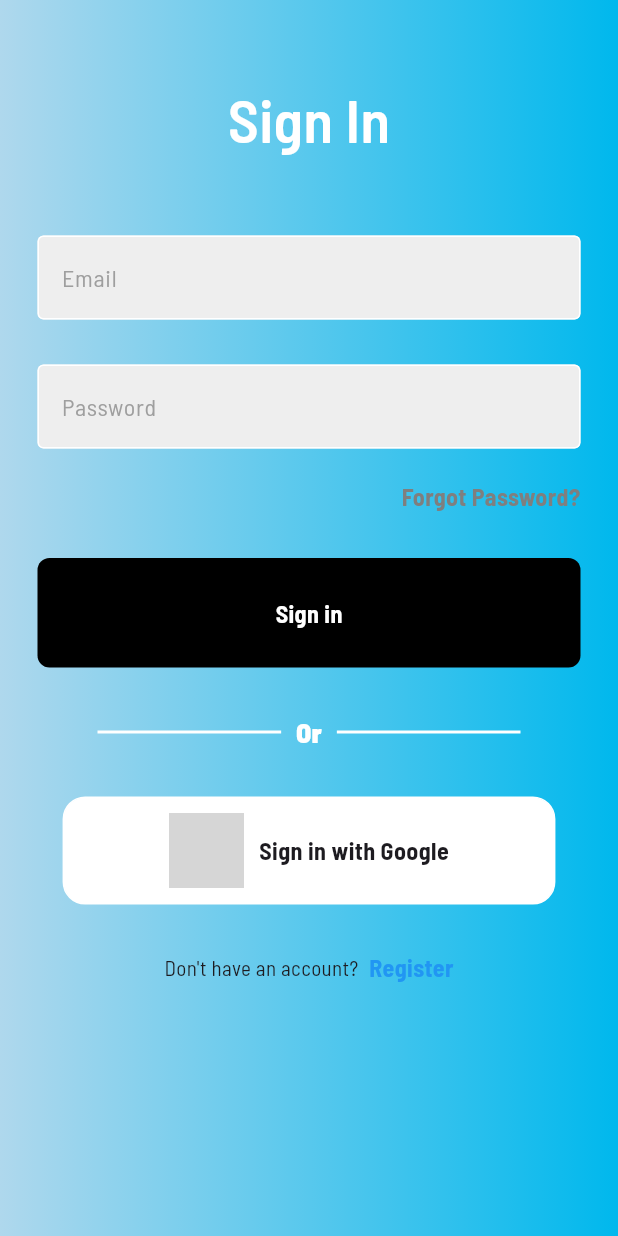
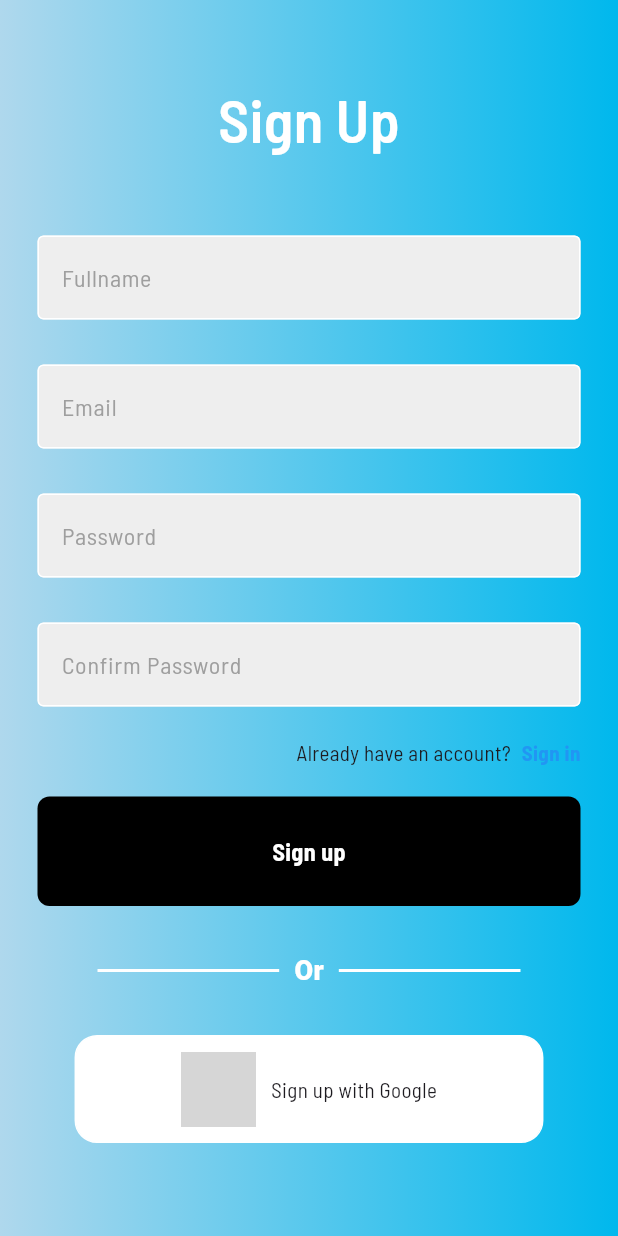
Before and after one commit to Labbi-capstone/labbi_frontend, a Flutter app: the screen it shows after launch, after a tap on "Sign in", on a phone screen of 412 x 824 dp. Run offline on Flutter 3.47's test engine with Material 3 defaults, Android fonts, the phone set to English and light mode, and no system bars; our stand-ins replace google_fonts; grey boxes are pictures that could not be loaded.

Commit message:
giang/remove login page from this branch

```diff
--- a/lib/authentication/login/login.dart
+++ /dev/null
@@ -1,226 +0,0 @@
-import 'dart:convert';
-import 'package:flutter/material.dart';
-import 'package:google_fonts/google_fonts.dart';
-import 'package:labbi_frontend/authentication/register/register.dart';
-import 'package:labbi_frontend/authentication/start_page/start_page.dart';
-import 'package:labbi_frontend/component/textfield.dart';
-import 'package:labbi_frontend/component/button.dart';
-import 'package:labbi_frontend/models/User.dart';
-import 'package:http/http.dart' as http;
-
-class LoginUI extends StatelessWidget {
-  LoginUI({super.key});
-  User user = User("", "", "");
-
-  @override
-  Widget build(BuildContext context) {
-    return MaterialApp(
-      theme: ThemeData(
-        textTheme: GoogleFonts.barlowSemiCondensedTextTheme(),
-      ),
-      home: Scaffold(
-        body: SafeArea(
-          child: Container(
-                decoration: const BoxDecoration(
-                  gradient: LinearGradient(
-                      colors: [
-                        Color.fromRGBO(175, 216, 237, 100),
-                        Color.fromRGBO(0, 184, 237, 100),
-                      ],
-                      begin: FractionalOffset(0.0, 0.0),
-                      end: FractionalOffset(1.0, 0.0),
-                      stops: [0.0, 1.0],
-                      tileMode: TileMode.clamp),
-                ),
-                child: Center(
-                  child: Column(
-                    children: [
-                      const SizedBox(height: 50),
-                      Text('Sign In', style: GoogleFonts.barlowSemiCondensed(
-                        textStyle: const TextStyle(
-                          color: Colors.white,
-                          fontSize: 40.0,
-                          fontWeight: FontWeight.w600
-                        )
-                      )
-                      ),
-
-                      const SizedBox(height: 50),
-
-                      // username textfield
-                      MyTextField(
-                        controller: TextEditingController(text: user.email),
-                        onChanged: (value) {
-                          user.email = value;
-                        },
-                        hintText: 'Email',
-                        obscureText: false,
-                      ),
-
-                      const SizedBox(height: 30),
-
-                      // password textfield
-                      MyTextField(
-                        controller: TextEditingController(text: user.password),
-                        hintText: 'Password',
-                        obscureText: true,
-                      ),
-
-                      const SizedBox(height: 20),
-
-                      // forgot password?
-                      Padding(
-                        padding: const EdgeInsets.symmetric(horizontal: 25.0),
-                        child: Row(
-                          mainAxisAlignment: MainAxisAlignment.end,
-                          children: [
-                             MyButton(
-                                onTap: (){},
-                                text: const Text(
-                                  'Forgot Password?',
-                                  style: TextStyle(
-                                    color: Color.fromARGB(255, 127, 127, 127),
-                                    fontWeight: FontWeight.bold,
-                                    fontSize: 16,
-                                  ),
-                                ),
-                              ),
-                          ],
-                        ),
-                      ),
-
-                      const SizedBox(height: 30),
-
-                      // sign in button
-                      Container(
-                        padding: const EdgeInsets.all(25),
-                        margin: const EdgeInsets.symmetric(horizontal: 25),
-                        decoration: BoxDecoration(
-                          color: Colors.black,
-                          borderRadius: BorderRadius.circular(8),
-                        ),
-                        child: MyButton(
-                          onTap: () async {
-                                var res = await http.post(Uri.parse("https://localhost:8080/signin"),
-                                    headers: <String, String>{
-                                      'Content-Type': 'application/json; charSet=UTF-8'
-                                    },
-                                    body: jsonEncode(<String, String>{
-                                      'email': user.email,
-                                      'password': user.password
-                                    })
-                                );
-                                print(res.body);
-                                Navigator.push(
-                                    context, MaterialPageRoute(builder: (context) => Dashboard()));
-
-                          },
-                          text: const Text(
-                            'Sign in',
-                            style: TextStyle(
-                              color: Colors.white,
-                              fontWeight: FontWeight.bold,
-                              fontSize: 16,
-                            ),
-                          ),
-                        ),
-                      ),
-
-                      const SizedBox(height: 30),
-
-                      // google sign in
-                      const Padding(
-                        padding: EdgeInsets.symmetric(horizontal: 25),
-                        child: Row(children: [
-                            SizedBox(width: 40),
-                            Expanded(
-                              child: Divider(
-                                thickness: 2,
-                                color: Color.fromARGB(255, 255, 255, 255),
-                              ),
-                            ),
-                            Padding(
-                              padding: EdgeInsets.symmetric(horizontal: 10),
-                              child: Text("Or", style: TextStyle(
-                                color: Colors.white,
-                                fontWeight: FontWeight.w900,
-                                fontSize: 18.0
-                              ))
-                            ),
-                            Expanded(
-                              child: Divider(
-                                thickness: 2,
-                                color: Color.fromARGB(255, 255, 255, 255),
-                              ),
-                            ),
-                            SizedBox(width: 40),
-                          ],
-                        ),
-                      ),
-                      const SizedBox(height: 30),
-
-                      Row(
-                            mainAxisAlignment: MainAxisAlignment.center,
-                            children: [
-                              Container(
-                                padding: const EdgeInsets.symmetric(horizontal: 70, vertical: 10),
-                                decoration: BoxDecoration(
-                                  border: Border.all(color: Colors.white),
-                                  borderRadius: BorderRadius.circular(15),
-                                  color: Colors.white,
-                                ),
-                                child: Row(children: [
-                                  Image.asset(
-                                    '/Users/hagiangnguyen/Desktop/Labbi-Frontend/lib/images/google.png',
-                                    height: 50
-                                  ),
-                                  const SizedBox(width: 10),
-                                  MyButton(
-                                    onTap: (){},
-                                      text: const Text(
-                                        'Sign in with Google',
-                                        style: TextStyle(
-                                          fontWeight: FontWeight.bold,
-                                          fontSize: 16,
-                                        ),
-                                      ),
-                                  ),
-                                ],)
-                              )
-                            ],
-                      ),
-
-                      const SizedBox(height: 30),
-                      Row(
-                            mainAxisAlignment: MainAxisAlignment.center,
-                            children: [
-                                const Text('Don\'t have an account? '),
-                                const SizedBox(width: 4),
-                                MyButton(
-                                  onTap: () {
-                                    Navigator.push(
-                                        context,
-                                        MaterialPageRoute(
-                                            builder: (context) => RegisterUI()));
-                                  },
-                                  text: const Text(
-                                    'Register',
-                                    style: TextStyle(
-                                      color: Colors.blue,
-                                      fontWeight: FontWeight.bold,
-                                      fontSize: 16,
-                                    ),
-                                  ),
-                                ),
-                            ],
-                      ),
-
-                ]
-              )
-            ),
-          ),
-        )
-      ),
-    );
-  }
-}
--- a/lib/authentication/register/register.dart
+++ b/lib/authentication/register/register.dart
@@ -1,6 +1,5 @@
 import 'package:flutter/material.dart';
 import 'package:google_fonts/google_fonts.dart';
-import 'package:labbi_frontend/authentication/login/login.dart';
 import 'package:labbi_frontend/component/textfield.dart';
 import 'package:labbi_frontend/component/button.dart';
 
@@ -93,12 +92,7 @@ class RegisterUI extends StatelessWidget {
                                 const Text('Already have an account? '),
                                 const SizedBox(width: 4),
                                 MyButton(
-                                    onTap: (){
-                                      Navigator.push(
-                                          context,
-                                          MaterialPageRoute(
-                                              builder: (context) => LoginUI()));
-                                    },
+                                    onTap: (){},
                                   text: const Text('Sign in',
                                     style: TextStyle(
                                       color: Colors.blue,
--- a/lib/main.dart
+++ b/lib/main.dart
@@ -1,5 +1,4 @@
 import 'package:flutter/material.dart';
-import 'authentication/login/login.dart';
 import 'authentication/register/register.dart';
 import 'dart:io';
 
@@ -14,8 +13,7 @@ class MyHttpOverrides extends HttpOverrides{
 void main() {
   HttpOverrides.global = MyHttpOverrides();
   runApp(MaterialApp(
-    debugShowCheckedModeBanner: false,
-    home: LoginUI()
+    home: RegisterUI()
   ));
 }
 
```
